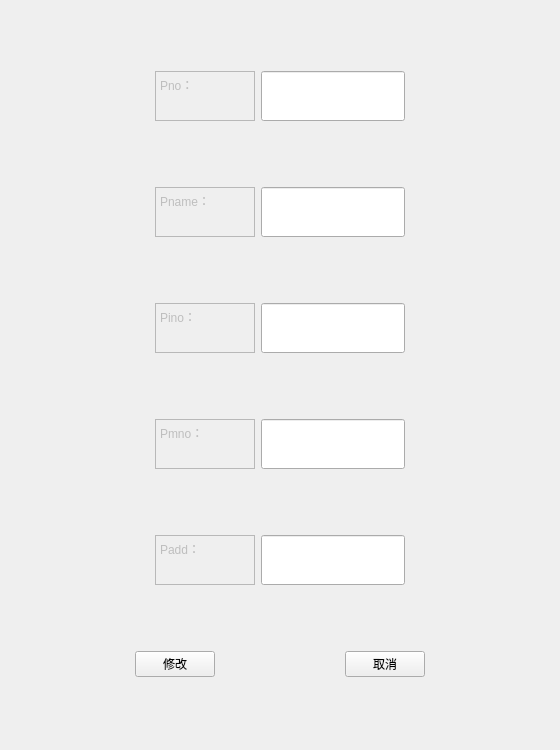
Above: updatePatient.ui from PM2496/DataBaseProject before the change. Below: the same form after it.
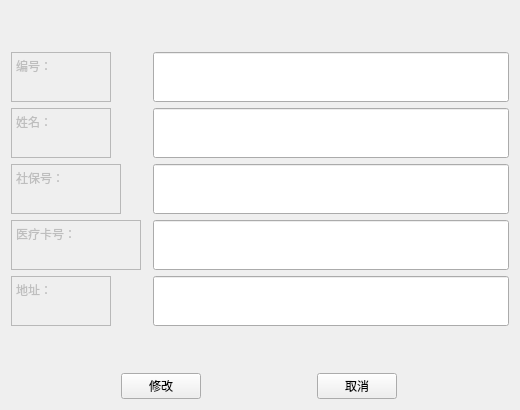
That is the form after the change.

What changed in the file:
```diff
--- a/updatePatient.ui
+++ b/updatePatient.ui
@@ -9,20 +9,20 @@
    <rect>
     <x>0</x>
     <y>0</y>
-    <width>560</width>
-    <height>750</height>
+    <width>520</width>
+    <height>410</height>
    </rect>
   </property>
   <property name="minimumSize">
    <size>
-    <width>560</width>
-    <height>750</height>
+    <width>520</width>
+    <height>410</height>
    </size>
   </property>
   <property name="maximumSize">
    <size>
-    <width>560</width>
-    <height>750</height>
+    <width>520</width>
+    <height>410</height>
    </size>
   </property>
   <property name="windowTitle">
@@ -30,21 +30,20 @@
   </property>
   <layout class="QVBoxLayout" name="verticalLayout">
    <item>
-    <layout class="QHBoxLayout" name="horizontalLayout">
-     <item>
-      <spacer name="horizontalSpacer_5">
-       <property name="orientation">
-        <enum>Qt::Horizontal</enum>
-       </property>
-       <property name="sizeHint" stdset="0">
-        <size>
-         <width>40</width>
-         <height>20</height>
-        </size>
-       </property>
-      </spacer>
-     </item>
-     <item>
+    <layout class="QFormLayout" name="formLayout_2">
+     <property name="fieldGrowthPolicy">
+      <enum>QFormLayout::ExpandingFieldsGrow</enum>
+     </property>
+     <property name="labelAlignment">
+      <set>Qt::AlignLeading|Qt::AlignLeft|Qt::AlignVCenter</set>
+     </property>
+     <property name="formAlignment">
+      <set>Qt::AlignLeading|Qt::AlignLeft|Qt::AlignVCenter</set>
+     </property>
+     <property name="horizontalSpacing">
+      <number>12</number>
+     </property>
+     <item row="0" column="0">
       <widget class="QTextEdit" name="textEdit">
        <property name="enabled">
         <bool>false</bool>
@@ -72,11 +71,11 @@
 &lt;html&gt;&lt;head&gt;&lt;meta name=&quot;qrichtext&quot; content=&quot;1&quot; /&gt;&lt;style type=&quot;text/css&quot;&gt;
 p, li { white-space: pre-wrap; }
 &lt;/style&gt;&lt;/head&gt;&lt;body style=&quot; font-family:'SimSun'; font-size:9pt; font-weight:400; font-style:normal;&quot;&gt;
-&lt;p style=&quot; margin-top:0px; margin-bottom:0px; margin-left:0px; margin-right:0px; -qt-block-indent:0; text-indent:0px;&quot;&gt;Pno：&lt;/p&gt;&lt;/body&gt;&lt;/html&gt;</string>
+&lt;p style=&quot; margin-top:0px; margin-bottom:0px; margin-left:0px; margin-right:0px; -qt-block-indent:0; text-indent:0px;&quot;&gt;编号：&lt;/p&gt;&lt;/body&gt;&lt;/html&gt;</string>
        </property>
       </widget>
      </item>
-     <item>
+     <item row="0" column="1">
       <widget class="QLineEdit" name="pnoEdit">
        <property name="sizePolicy">
         <sizepolicy hsizetype="Expanding" vsizetype="Preferred">
@@ -135,37 +134,7 @@
        </property>
       </widget>
      </item>
-     <item>
-      <spacer name="horizontalSpacer_6">
-       <property name="orientation">
-        <enum>Qt::Horizontal</enum>
-       </property>
-       <property name="sizeHint" stdset="0">
-        <size>
-         <width>40</width>
-         <height>20</height>
-        </size>
-       </property>
-      </spacer>
-     </item>
-    </layout>
-   </item>
-   <item>
-    <layout class="QHBoxLayout" name="horizontalLayout_2">
-     <item>
-      <spacer name="horizontalSpacer_3">
-       <property name="orientation">
-        <enum>Qt::Horizontal</enum>
-       </property>
-       <property name="sizeHint" stdset="0">
-        <size>
-         <width>40</width>
-         <height>20</height>
-        </size>
-       </property>
-      </spacer>
-     </item>
-     <item>
+     <item row="1" column="0">
       <widget class="QTextEdit" name="textEdit_2">
        <property name="enabled">
         <bool>false</bool>
@@ -193,11 +162,11 @@
 &lt;html&gt;&lt;head&gt;&lt;meta name=&quot;qrichtext&quot; content=&quot;1&quot; /&gt;&lt;style type=&quot;text/css&quot;&gt;
 p, li { white-space: pre-wrap; }
 &lt;/style&gt;&lt;/head&gt;&lt;body style=&quot; font-family:'SimSun'; font-size:9pt; font-weight:400; font-style:normal;&quot;&gt;
-&lt;p style=&quot; margin-top:0px; margin-bottom:0px; margin-left:0px; margin-right:0px; -qt-block-indent:0; text-indent:0px;&quot;&gt;Pname：&lt;/p&gt;&lt;/body&gt;&lt;/html&gt;</string>
+&lt;p style=&quot; margin-top:0px; margin-bottom:0px; margin-left:0px; margin-right:0px; -qt-block-indent:0; text-indent:0px;&quot;&gt;姓名：&lt;/p&gt;&lt;/body&gt;&lt;/html&gt;</string>
        </property>
       </widget>
      </item>
-     <item>
+     <item row="1" column="1">
       <widget class="QLineEdit" name="pnameEdit">
        <property name="sizePolicy">
         <sizepolicy hsizetype="Expanding" vsizetype="Preferred">
@@ -256,37 +225,7 @@
        </property>
       </widget>
      </item>
-     <item>
-      <spacer name="horizontalSpacer_4">
-       <property name="orientation">
-        <enum>Qt::Horizontal</enum>
-       </property>
-       <property name="sizeHint" stdset="0">
-        <size>
-         <width>40</width>
-         <height>20</height>
-        </size>
-       </property>
-      </spacer>
-     </item>
-    </layout>
-   </item>
-   <item>
-    <layout class="QHBoxLayout" name="horizontalLayout_3">
-     <item>
-      <spacer name="horizontalSpacer">
-       <property name="orientation">
-        <enum>Qt::Horizontal</enum>
-       </property>
-       <property name="sizeHint" stdset="0">
-        <size>
-         <width>40</width>
-         <height>20</height>
-        </size>
-       </property>
-      </spacer>
-     </item>
-     <item>
+     <item row="2" column="0">
       <widget class="QTextEdit" name="textEdit_3">
        <property name="enabled">
         <bool>false</bool>
@@ -299,13 +238,13 @@
        </property>
        <property name="minimumSize">
         <size>
-         <width>100</width>
+         <width>110</width>
          <height>50</height>
         </size>
        </property>
        <property name="maximumSize">
         <size>
-         <width>100</width>
+         <width>110</width>
          <height>50</height>
         </size>
        </property>
@@ -314,11 +253,11 @@
 &lt;html&gt;&lt;head&gt;&lt;meta name=&quot;qrichtext&quot; content=&quot;1&quot; /&gt;&lt;style type=&quot;text/css&quot;&gt;
 p, li { white-space: pre-wrap; }
 &lt;/style&gt;&lt;/head&gt;&lt;body style=&quot; font-family:'SimSun'; font-size:9pt; font-weight:400; font-style:normal;&quot;&gt;
-&lt;p style=&quot; margin-top:0px; margin-bottom:0px; margin-left:0px; margin-right:0px; -qt-block-indent:0; text-indent:0px;&quot;&gt;Pino：&lt;/p&gt;&lt;/body&gt;&lt;/html&gt;</string>
+&lt;p style=&quot; margin-top:0px; margin-bottom:0px; margin-left:0px; margin-right:0px; -qt-block-indent:0; text-indent:0px;&quot;&gt;社保号：&lt;/p&gt;&lt;/body&gt;&lt;/html&gt;</string>
        </property>
       </widget>
      </item>
-     <item>
+     <item row="2" column="1">
       <widget class="QLineEdit" name="pinoEdit">
        <property name="sizePolicy">
         <sizepolicy hsizetype="Expanding" vsizetype="Preferred">
@@ -340,37 +279,7 @@
        </property>
       </widget>
      </item>
-     <item>
-      <spacer name="horizontalSpacer_2">
-       <property name="orientation">
-        <enum>Qt::Horizontal</enum>
-       </property>
-       <property name="sizeHint" stdset="0">
-        <size>
-         <width>40</width>
-         <height>20</height>
-        </size>
-       </property>
-      </spacer>
-     </item>
-    </layout>
-   </item>
-   <item>
-    <layout class="QHBoxLayout" name="horizontalLayout_4">
-     <item>
-      <spacer name="horizontalSpacer_7">
-       <property name="orientation">
-        <enum>Qt::Horizontal</enum>
-       </property>
-       <property name="sizeHint" stdset="0">
-        <size>
-         <width>40</width>
-         <height>20</height>
-        </size>
-       </property>
-      </spacer>
-     </item>
-     <item>
+     <item row="3" column="0">
       <widget class="QTextEdit" name="textEdit_4">
        <property name="enabled">
         <bool>false</bool>
@@ -383,13 +292,13 @@
        </property>
        <property name="minimumSize">
         <size>
-         <width>100</width>
+         <width>130</width>
          <height>50</height>
         </size>
        </property>
        <property name="maximumSize">
         <size>
-         <width>100</width>
+         <width>130</width>
          <height>50</height>
         </size>
        </property>
@@ -398,11 +307,11 @@
 &lt;html&gt;&lt;head&gt;&lt;meta name=&quot;qrichtext&quot; content=&quot;1&quot; /&gt;&lt;style type=&quot;text/css&quot;&gt;
 p, li { white-space: pre-wrap; }
 &lt;/style&gt;&lt;/head&gt;&lt;body style=&quot; font-family:'SimSun'; font-size:9pt; font-weight:400; font-style:normal;&quot;&gt;
-&lt;p style=&quot; margin-top:0px; margin-bottom:0px; margin-left:0px; margin-right:0px; -qt-block-indent:0; text-indent:0px;&quot;&gt;Pmno：&lt;/p&gt;&lt;/body&gt;&lt;/html&gt;</string>
+&lt;p style=&quot; margin-top:0px; margin-bottom:0px; margin-left:0px; margin-right:0px; -qt-block-indent:0; text-indent:0px;&quot;&gt;医疗卡号：&lt;/p&gt;&lt;/body&gt;&lt;/html&gt;</string>
        </property>
       </widget>
      </item>
-     <item>
+     <item row="3" column="1">
       <widget class="QLineEdit" name="pmnoEdit">
        <property name="sizePolicy">
         <sizepolicy hsizetype="Expanding" vsizetype="Preferred">
@@ -424,37 +333,7 @@
        </property>
       </widget>
      </item>
-     <item>
-      <spacer name="horizontalSpacer_8">
-       <property name="orientation">
-        <enum>Qt::Horizontal</enum>
-       </property>
-       <property name="sizeHint" stdset="0">
-        <size>
-         <width>40</width>
-         <height>20</height>
-        </size>
-       </property>
-      </spacer>
-     </item>
-    </layout>
-   </item>
-   <item>
-    <layout class="QHBoxLayout" name="horizontalLayout_5">
-     <item>
-      <spacer name="horizontalSpacer_9">
-       <property name="orientation">
-        <enum>Qt::Horizontal</enum>
-       </property>
-       <property name="sizeHint" stdset="0">
-        <size>
-         <width>40</width>
-         <height>20</height>
-        </size>
-       </property>
-      </spacer>
-     </item>
-     <item>
+     <item row="4" column="0">
       <widget class="QTextEdit" name="textEdit_5">
        <property name="enabled">
         <bool>false</bool>
@@ -482,11 +361,11 @@
 &lt;html&gt;&lt;head&gt;&lt;meta name=&quot;qrichtext&quot; content=&quot;1&quot; /&gt;&lt;style type=&quot;text/css&quot;&gt;
 p, li { white-space: pre-wrap; }
 &lt;/style&gt;&lt;/head&gt;&lt;body style=&quot; font-family:'SimSun'; font-size:9pt; font-weight:400; font-style:normal;&quot;&gt;
-&lt;p style=&quot; margin-top:0px; margin-bottom:0px; margin-left:0px; margin-right:0px; -qt-block-indent:0; text-indent:0px;&quot;&gt;Padd：&lt;/p&gt;&lt;/body&gt;&lt;/html&gt;</string>
+&lt;p style=&quot; margin-top:0px; margin-bottom:0px; margin-left:0px; margin-right:0px; -qt-block-indent:0; text-indent:0px;&quot;&gt;地址：&lt;/p&gt;&lt;/body&gt;&lt;/html&gt;</string>
        </property>
       </widget>
      </item>
-     <item>
+     <item row="4" column="1">
       <widget class="QLineEdit" name="paddEdit">
        <property name="sizePolicy">
         <sizepolicy hsizetype="Expanding" vsizetype="Preferred">
@@ -508,23 +387,13 @@
        </property>
       </widget>
      </item>
-     <item>
-      <spacer name="horizontalSpacer_10">
-       <property name="orientation">
-        <enum>Qt::Horizontal</enum>
-       </property>
-       <property name="sizeHint" stdset="0">
-        <size>
-         <width>40</width>
-         <height>20</height>
-        </size>
-       </property>
-      </spacer>
-     </item>
     </layout>
    </item>
    <item>
     <layout class="QHBoxLayout" name="horizontalLayout_8">
+     <property name="sizeConstraint">
+      <enum>QLayout::SetFixedSize</enum>
+     </property>
      <item>
       <widget class="QPushButton" name="btn_update">
        <property name="sizePolicy">
```
